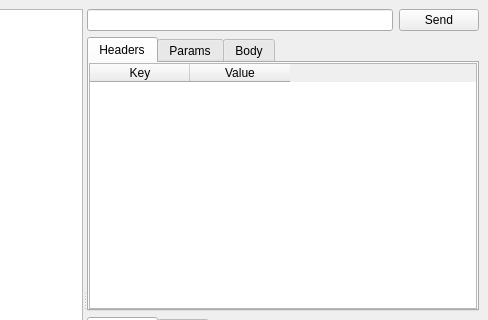
Old version of the form mainwindow.ui in the repository jesusha123/comet; both pictures show x 312 to 800 and y 0 to 320 of the 800 by 600 pixel window.
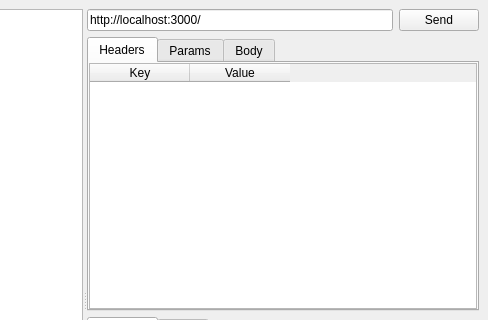
New version of the form.

Commit message: Set localhost as default example

The edit to the form file:
```diff
--- a/mainwindow.ui
+++ b/mainwindow.ui
@@ -31,12 +31,16 @@
         </sizepolicy>
        </property>
       </widget>
-      <widget class="QWidget" name="">
+      <widget class="QWidget" name="layoutWidget">
        <layout class="QVBoxLayout" name="verticalLayout">
         <item>
          <layout class="QHBoxLayout" name="horizontalLayout">
           <item>
-           <widget class="QLineEdit" name="urlLineEdit"/>
+           <widget class="QLineEdit" name="urlLineEdit">
+            <property name="text">
+             <string>http://localhost:3000/</string>
+            </property>
+           </widget>
           </item>
           <item>
            <widget class="QPushButton" name="sendButton">
```
The commit also changes 1 other file.
